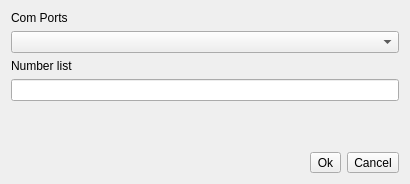
Above: src/view/core/ComPort/SMSComPortDialog.ui from nevaeh82/arm_r before the change. Below: the same form after it.
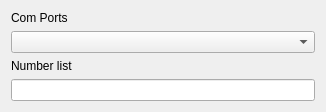
That is the form after the change.

Diff of the .ui file:
```diff
--- a/src/view/core/ComPort/SMSComPortDialog.ui
+++ b/src/view/core/ComPort/SMSComPortDialog.ui
@@ -1,13 +1,13 @@
 <?xml version="1.0" encoding="UTF-8"?>
 <ui version="4.0">
  <class>SMSComPortDialog</class>
- <widget class="QDialog" name="SMSComPortDialog">
+ <widget class="QWidget" name="SMSComPortDialog">
   <property name="geometry">
    <rect>
     <x>0</x>
     <y>0</y>
-    <width>410</width>
-    <height>184</height>
+    <width>326</width>
+    <height>112</height>
    </rect>
   </property>
   <property name="windowTitle">
@@ -50,42 +50,11 @@
      <property name="sizeHint" stdset="0">
       <size>
        <width>20</width>
-       <height>41</height>
+       <height>40</height>
       </size>
      </property>
     </spacer>
    </item>
-   <item row="3" column="0">
-    <layout class="QHBoxLayout" name="horizontalLayout">
-     <item>
-      <spacer name="horizontalSpacer">
-       <property name="orientation">
-        <enum>Qt::Horizontal</enum>
-       </property>
-       <property name="sizeHint" stdset="0">
-        <size>
-         <width>40</width>
-         <height>20</height>
-        </size>
-       </property>
-      </spacer>
-     </item>
-     <item>
-      <widget class="QToolButton" name="tbtnOk">
-       <property name="text">
-        <string>Ok</string>
-       </property>
-      </widget>
-     </item>
-     <item>
-      <widget class="QToolButton" name="tbtnCancel">
-       <property name="text">
-        <string>Cancel</string>
-       </property>
-      </widget>
-     </item>
-    </layout>
-   </item>
   </layout>
  </widget>
  <resources/>
```
